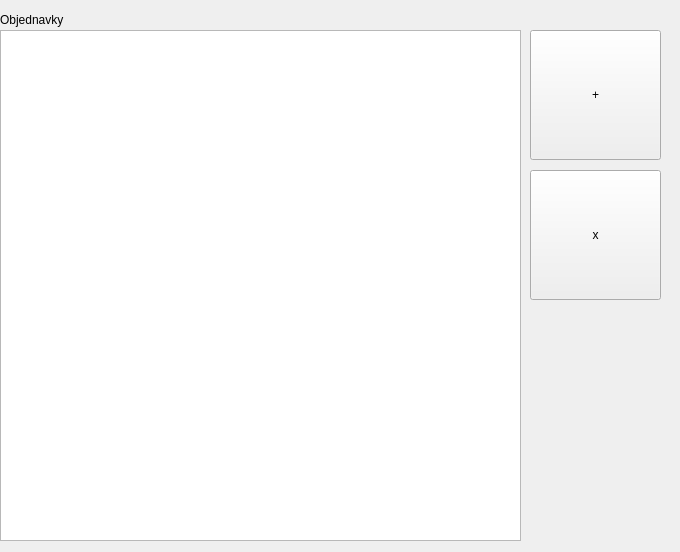
Qt form sqlite/orders_widget.ui (skrcka/DenRoze3) before a commit.
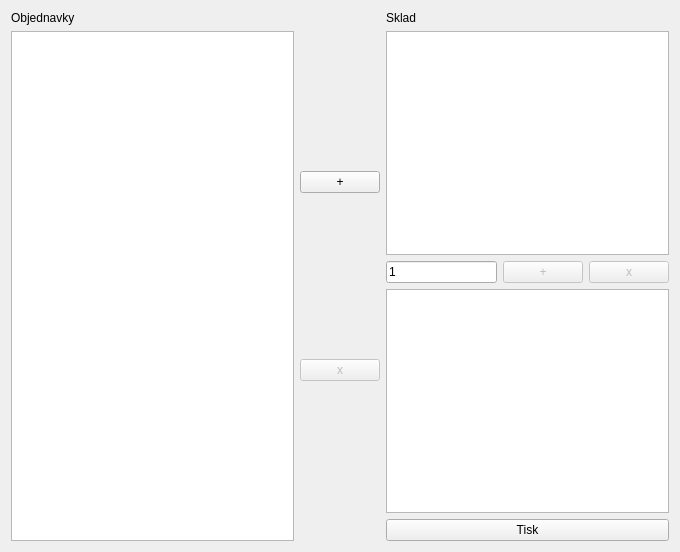
The same form after that commit.

The edit to the form file:
```diff
--- a/sqlite/orders_widget.ui
+++ b/sqlite/orders_widget.ui
@@ -13,55 +13,102 @@
   <property name="windowTitle">
    <string>Form</string>
   </property>
-  <widget class="QListView" name="listView">
-   <property name="geometry">
-    <rect>
-     <x>0</x>
-     <y>30</y>
-     <width>521</width>
-     <height>511</height>
-    </rect>
-   </property>
-  </widget>
+  <layout class="QGridLayout" name="gridLayout">
+   <item row="1" column="1">
+    <layout class="QVBoxLayout" name="verticalLayout_3">
+     <item>
+      <widget class="QPushButton" name="orders_add_button">
+       <property name="text">
+        <string>+</string>
+       </property>
+      </widget>
+     </item>
+     <item>
+      <widget class="QPushButton" name="orders_delete_button">
+       <property name="enabled">
+        <bool>false</bool>
+       </property>
+       <property name="text">
+        <string>x</string>
+       </property>
+      </widget>
+     </item>
+    </layout>
+   </item>
+   <item row="1" column="0">
+    <layout class="QVBoxLayout" name="verticalLayout_2">
+     <item>
+      <layout class="QHBoxLayout" name="horizontalLayout">
+       <item>
   <widget class="QLabel" name="orders_label">
-   <property name="geometry">
-    <rect>
-     <x>0</x>
-     <y>10</y>
-     <width>81</width>
-     <height>19</height>
-    </rect>
-   </property>
    <property name="text">
     <string>Objednavky</string>
    </property>
   </widget>
-  <widget class="QPushButton" name="bill_add_button">
-   <property name="geometry">
-    <rect>
-     <x>530</x>
-     <y>30</y>
-     <width>131</width>
-     <height>130</height>
-    </rect>
+       </item>
+      </layout>
+     </item>
+     <item>
+      <widget class="QListWidget" name="orders_list"/>
+     </item>
+    </layout>
+   </item>
+   <item row="1" column="2">
+    <layout class="QVBoxLayout" name="verticalLayout">
+     <item>
+      <widget class="QLabel" name="label_2">
+       <property name="text">
+        <string>Sklad</string>
+       </property>
+      </widget>
+     </item>
+     <item>
+      <widget class="QListWidget" name="stock_list"/>
+     </item>
+     <item>
+      <layout class="QHBoxLayout" name="horizontalLayout_2">
+       <item>
+        <widget class="QLineEdit" name="order_item_count">
+         <property name="text">
+          <string>1</string>
+         </property>
+        </widget>
+       </item>
+       <item>
+        <widget class="QPushButton" name="order_add_item_button">
+         <property name="enabled">
+          <bool>false</bool>
    </property>
    <property name="text">
     <string>+</string>
    </property>
   </widget>
-  <widget class="QPushButton" name="bill_delete_button">
-   <property name="geometry">
-    <rect>
-     <x>530</x>
-     <y>170</y>
-     <width>131</width>
-     <height>130</height>
-    </rect>
+       </item>
+       <item>
+        <widget class="QPushButton" name="order_remove_item_button">
+         <property name="enabled">
+          <bool>false</bool>
    </property>
    <property name="text">
     <string>x</string>
    </property>
   </widget>
+       </item>
+      </layout>
+     </item>
+     <item>
+      <widget class="QListWidget" name="order_items_list"/>
+     </item>
+     <item>
+      <widget class="QPushButton" name="order_print_button">
+       <property name="text">
+        <string>Tisk</string>
+       </property>
+      </widget>
+     </item>
+    </layout>
+   </item>
+  </layout>
  </widget>
  <resources/>
  <connections/>
```
Lines whose indentation alone changed are shown as unchanged.
